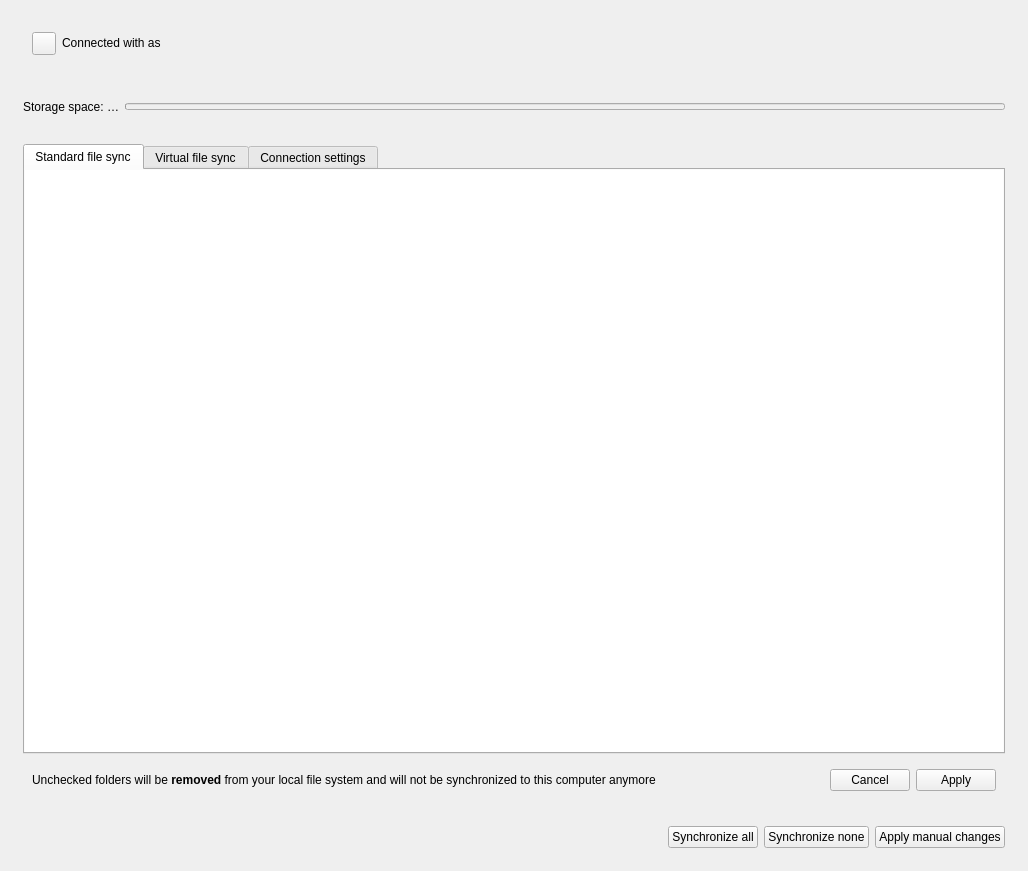
First picture: the form in src/gui/accountsettings.ui, repository nextcloud/desktop, before the edit.
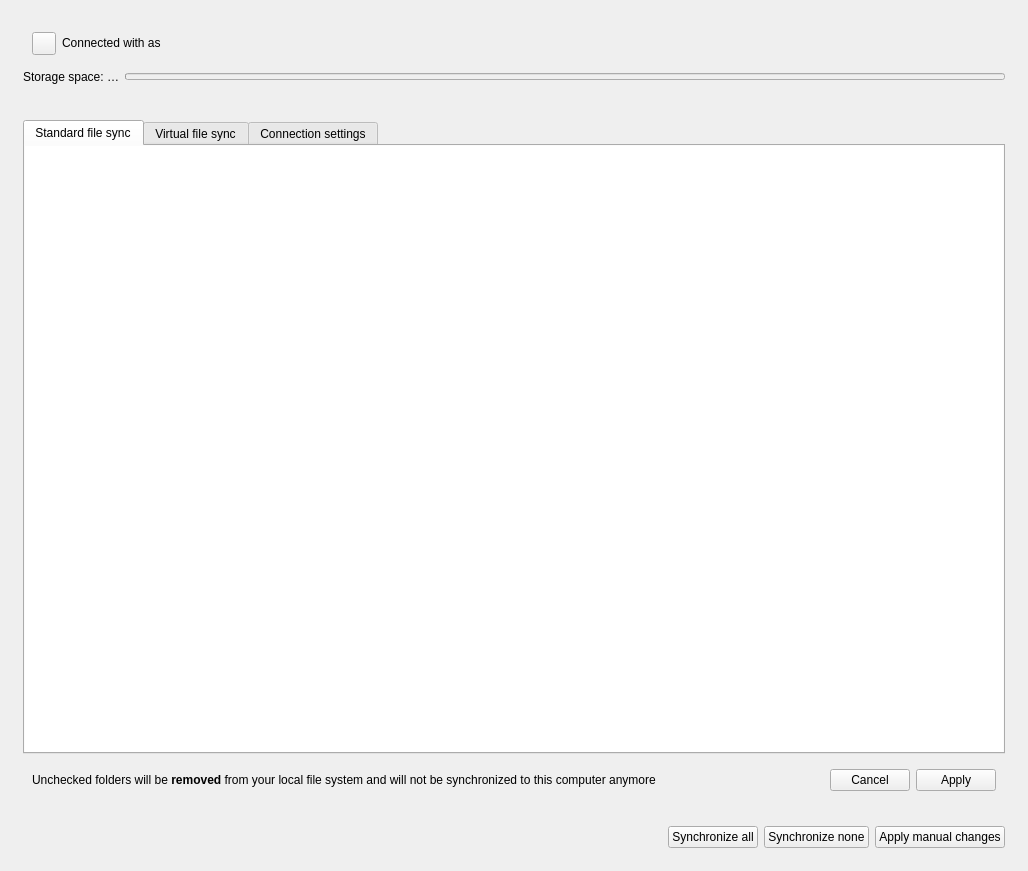
Second picture: the form after the edit. Custom widgets are drawn as their Qt base class.

Commit message: remove storage panel

The edit to the form file:
```diff
--- a/src/gui/accountsettings.ui
+++ b/src/gui/accountsettings.ui
@@ -74,30 +74,6 @@
        </widget>
       </item>
       <item>
-       <widget class="KMessageWidget" name="encryptionMessage" native="true"/>
-      </item>
-     </layout>
-    </widget>
-   </item>
-   <item row="1" column="0">
-    <widget class="QFrame" name="accountStoragePanel">
-     <property name="frameShape">
-      <enum>QFrame::NoFrame</enum>
-     </property>
-     <layout class="QVBoxLayout" name="accountStorageLayout">
-      <property name="leftMargin">
-       <number>12</number>
-      </property>
-      <property name="topMargin">
-       <number>12</number>
-      </property>
-      <property name="rightMargin">
-       <number>12</number>
-      </property>
-      <property name="bottomMargin">
-       <number>12</number>
-      </property>
-      <item>
        <layout class="QHBoxLayout" name="storageGroupBox">
         <item>
          <widget class="QLabel" name="quotaInfoLabel">
@@ -151,10 +127,13 @@
         </item>
        </layout>
       </item>
+      <item>
+       <widget class="KMessageWidget" name="encryptionMessage" native="true"/>
+      </item>
      </layout>
     </widget>
    </item>
-   <item row="2" column="0">
+   <item row="1" column="0">
     <widget class="QFrame" name="accountTabsPanel">
      <property name="frameShape">
       <enum>QFrame::NoFrame</enum>
```
